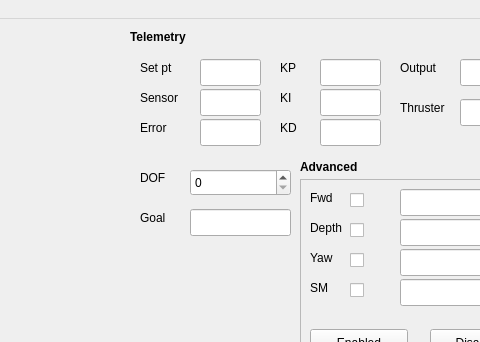
Qt form src/GUI/ControlUI.ui (silverbullet1/bbauv) before a commit; both pictures show x 250 to 730 and y 0 to 342 of the 846 by 570 pixel window.
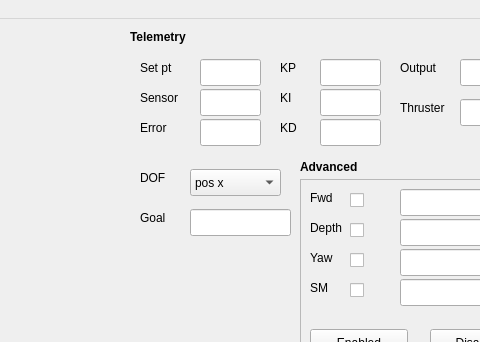
The same form after that commit.

```diff
--- a/src/GUI/ControlUI.ui
+++ b/src/GUI/ControlUI.ui
@@ -274,16 +274,6 @@
      <string>DOF</string>
     </property>
    </widget>
-   <widget class="QSpinBox" name="DOF_spinbox">
-    <property name="geometry">
-     <rect>
-      <x>440</x>
-      <y>150</y>
-      <width>101</width>
-      <height>27</height>
-     </rect>
-    </property>
-   </widget>
    <widget class="QLabel" name="Goal_label">
     <property name="geometry">
      <rect>
@@ -653,6 +643,31 @@
      <enum>Qt::RichText</enum>
     </property>
    </widget>
+   <widget class="QComboBox" name="dof_comboBox">
+    <property name="geometry">
+     <rect>
+      <x>440</x>
+      <y>150</y>
+      <width>91</width>
+      <height>27</height>
+     </rect>
+    </property>
+    <item>
+     <property name="text">
+      <string>pos x</string>
+     </property>
+    </item>
+    <item>
+     <property name="text">
+      <string>pos y</string>
+     </property>
+    </item>
+    <item>
+     <property name="text">
+      <string>pos z</string>
+     </property>
+    </item>
+   </widget>
   </widget>
   <widget class="QMenuBar" name="menubar">
    <property name="geometry">
```
Left out of the diff: 21 changed lines with no effect on the pictures.
